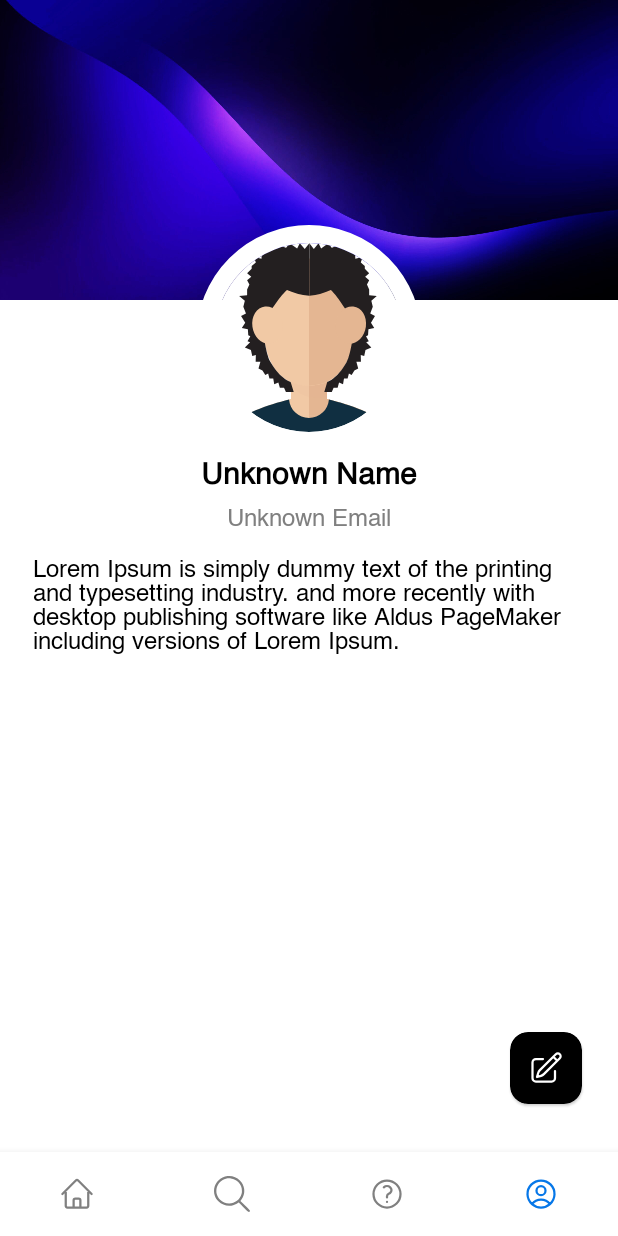
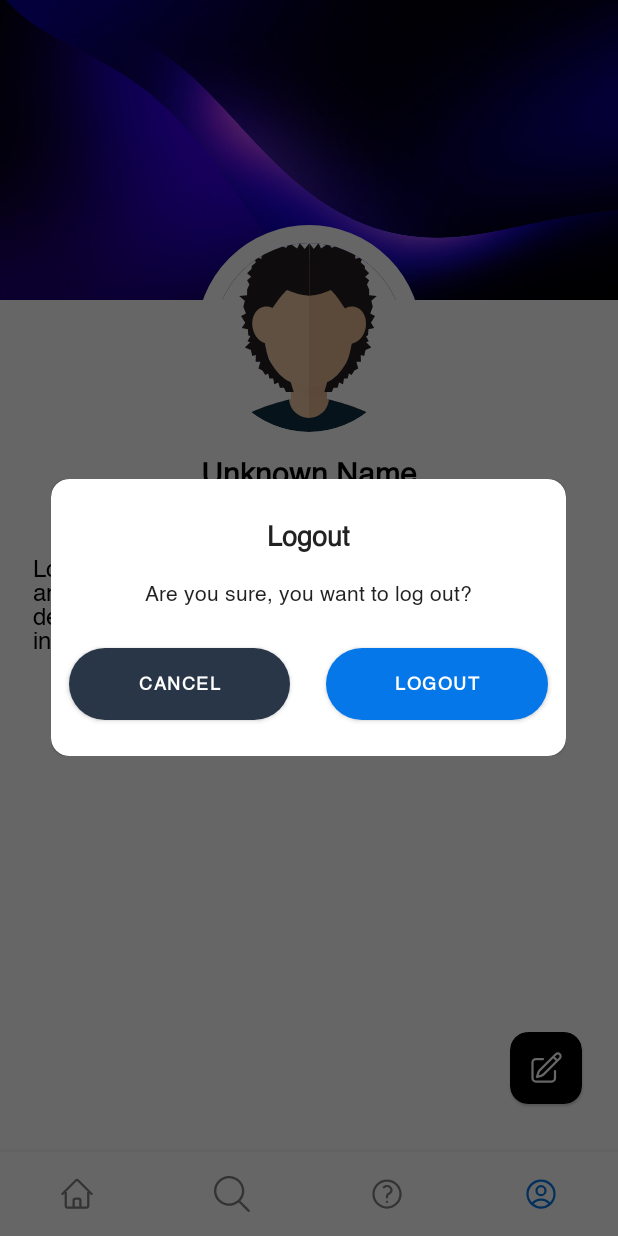
Before and after one commit to MuneebAbro/UNIVerse-A-Social-Media-App, an Android app: the ProfileFragment screen opened through its navigation route, on a phone screen of 412 x 824 dp. Run offline under Robolectric (Android 15) with nearby library versions, the phone set to English and light mode, and no system bars; our stand-ins replace CircleImageView, Firebase (no records; nobody signed in at launch, a user with empty details on screens opened directly), Picasso, navigation-ui.

Commit message:
logout functionality implemented

```diff
--- /dev/null
+++ b/app/src/main/java/com/example/universe/utils/DialogUtils.kt
@@ -0,0 +1,35 @@
+package com.example.universe.utils
+
+import android.app.AlertDialog
+import android.content.Context
+import android.view.LayoutInflater
+import android.view.View
+import com.example.universe.R
+
+object DialogUtils {
+
+    fun showLogoutDialog(context: Context, onLogout: () -> Unit) {
+        // Inflate the custom layout for the dialog
+        val dialogView = LayoutInflater.from(context).inflate(R.layout.dialog_layout, null)
+
+        // Build the dialog
+        val dialog = AlertDialog.Builder(context)
+            .setView(dialogView)
+            .create()
+
+        // Show the dialog
+        dialog.window?.setBackgroundDrawableResource(android.R.color.transparent)
+        dialog.show()
+
+        // Handle button clicks in the dialog
+        dialogView.findViewById<View>(R.id.cancelBtnDialog).setOnClickListener {
+            dialog.dismiss()
+        }
+
+        // Handle logout button click
+        dialogView.findViewById<View>(R.id.logoutBtnDialog).setOnClickListener {
+            dialog.dismiss() // Dismiss the dialog
+            onLogout()       // Trigger the logout action
+        }
+    }
+}
--- a/app/src/main/res/drawable/circular_btn.xml
+++ b/app/src/main/res/drawable/circular_btn.xml
@@ -1,6 +1,6 @@
 <!-- res/drawable/rounded_edit_text.xml -->
 <shape xmlns:android="http://schemas.android.com/apk/res/android">
-    <solid android:color="@color/gray_hint" /> <!-- Light gray background -->
+    <solid android:color="#283648" /> <!-- Light gray background -->
     <corners android:radius="32dp" /> <!-- Rounded corners -->
 
 </shape>
--- a/app/src/main/res/layout/dialog_layout.xml
+++ b/app/src/main/res/layout/dialog_layout.xml
@@ -50,28 +50,34 @@
                 android:layout_height="wrap_content"
                 android:layout_marginTop="12dp"
                 android:orientation="horizontal"
+                android:layout_marginBottom="12dp"
+                app:layout_constraintBottom_toBottomOf="parent"
                 app:layout_constraintEnd_toEndOf="@+id/confirmationTV"
                 app:layout_constraintStart_toStartOf="@+id/confirmationTV"
                 app:layout_constraintTop_toBottomOf="@id/confirmationTV">
 
                 <Button
+                    android:id="@+id/cancelBtnDialog"
                     android:layout_width="wrap_content"
                     android:layout_height="wrap_content"
                     android:layout_margin="12dp"
                     android:layout_weight="1"
                     android:background="@drawable/circular_btn"
                     android:text="Cancel"
+                    android:textSize="12sp"
                     android:textColor="@color/white"
                     android:textStyle="bold"
-                    app:backgroundTint="@color/gray_hint" />
+                    app:backgroundTint="#283648" />
 
                 <Button
+                    android:id="@+id/logoutBtnDialog"
                     android:layout_width="wrap_content"
                     android:layout_height="wrap_content"
                     android:layout_margin="12dp"
                     android:layout_weight="1"
                     android:background="@drawable/circular_btn_blue"
                     android:text="Logout"
+                    android:textSize="12sp"
                     android:textColor="@color/white"
                     android:textStyle="bold"
                     app:backgroundTint="@color/priamry_blue" />
```
Also changed, not shown: app/src/main/java/com/example/universe/ui/profile/ProfileFragment.kt (+23 -1 lines).
